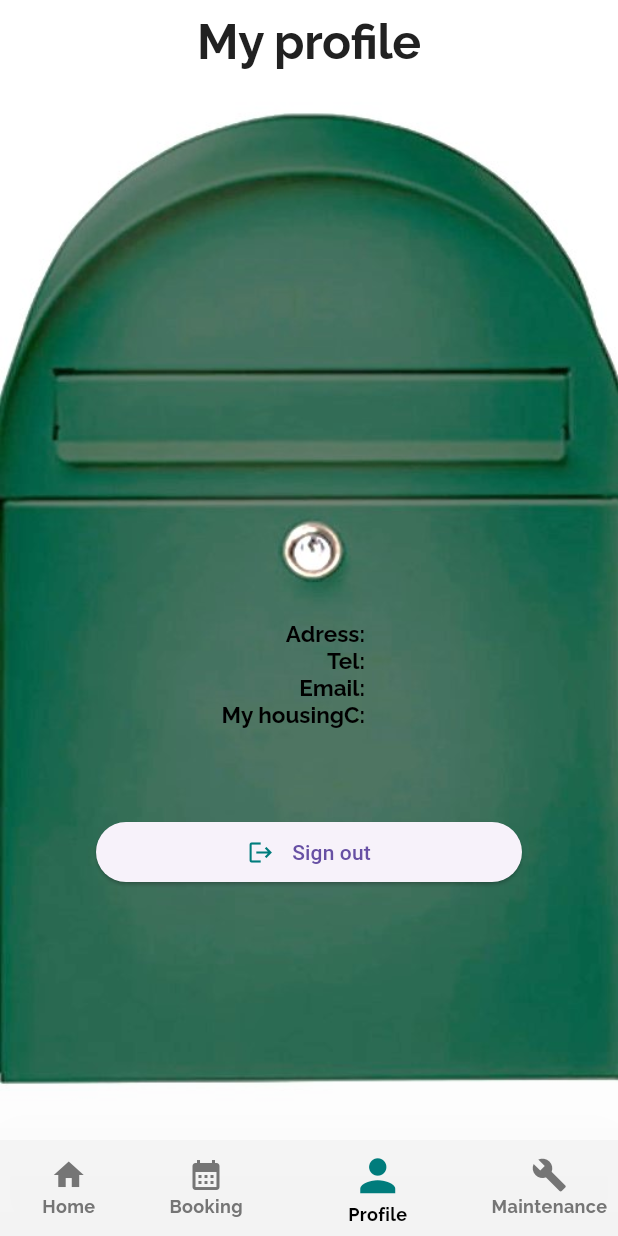
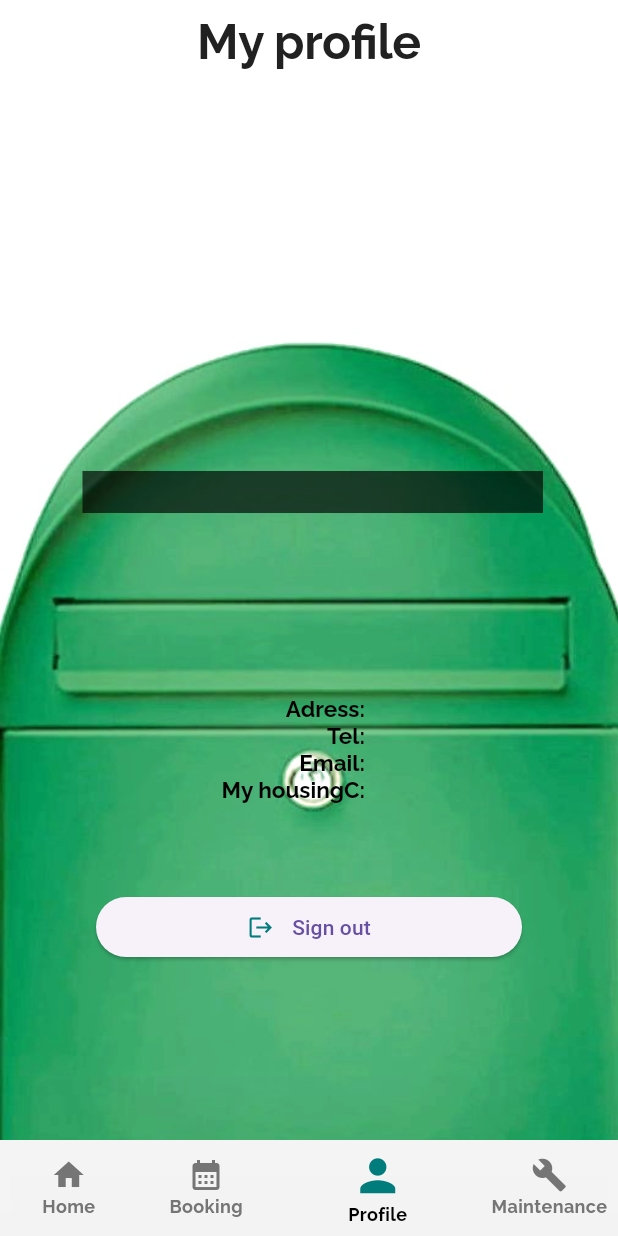
Before and after one commit to CodeApina/naytto, a Flutter app: the SettingsScreen screen opened by its route, on a phone screen of 412 x 824 dp. Run offline on Flutter 3.47's test engine with Material 3 defaults, Android fonts, the phone set to English and light mode, and no system bars; our stand-ins replace cloud_firestore, easy_date_timeline, firebase_auth, firebase_core, flutter_riverpod, go_router and 2 more; missing offline and left inert: colorful_safe_area; accounts and stored records are empty; generated files the repository leaves out were written again.

Commit message:
Fix: Profile UI fixes

```diff
--- a/lib/src/features/settings/presentation/settings_screen.dart
+++ b/lib/src/features/settings/presentation/settings_screen.dart
@@ -20,39 +20,57 @@ class SettingsScreen extends ConsumerWidget {
             style: Theme.of(context).textTheme.displayLarge,
           ),
         ),
-        body: Container(
+        body: Opacity(
+          opacity: 1,
+          child: Container(
             decoration: const BoxDecoration(
               image: DecorationImage(
+                colorFilter: ColorFilter.mode(
+                    Color.fromARGB(180, 146, 227, 169), BlendMode.overlay),
                 image: AssetImage('assets/postilaatikko.jpg'),
                 fit: BoxFit.cover,
+                alignment: FractionalOffset(0.5, -5),
               ),
             ),
             child: Center(
               child: Stack(
                 children: [
                   Positioned(
-                  top: 210.0,
-                  left: 0.0,
-                  right: 0.0,
+                    top: 258.0,
+                    left: 55.0,
+                    right: 50.0,
+                    child: Container(
+                      decoration:
+                          BoxDecoration(color: Color.fromARGB(169, 0, 0, 0)),
                       child: Row(
                         mainAxisAlignment: MainAxisAlignment.center,
+                        mainAxisSize: MainAxisSize.min,
                         children: [
                           Text(
                             appUser.firstName,
-                        style: Theme.of(context).textTheme.displayLarge,
+                            style: Theme.of(context)
+                                .textTheme
+                                .displayMedium!
+                                .copyWith(
+                                    color: Color.fromARGB(221, 255, 255, 255)),
                           ),
                           const SizedBox(
                             width: 5,
                           ),
                           Text(
                             appUser.lastName,
-                        style: Theme.of(context).textTheme.displayLarge,
+                            style: Theme.of(context)
+                                .textTheme
+                                .displayMedium!
+                                .copyWith(
+                                    color: Color.fromARGB(221, 255, 255, 255)),
                           ),
                         ],
                       ),
                     ),
+                  ),
                   Padding(
-                  padding: const EdgeInsets.only(top: 350),
+                    padding: const EdgeInsets.only(top: 400),
                     child: Column(
                       children: [
                         Row(
@@ -194,6 +212,7 @@ class SettingsScreen extends ConsumerWidget {
             ),
           ),
         ),
+      ),
     );
   }
 }
```
Lines whose indentation alone changed are shown as unchanged.
